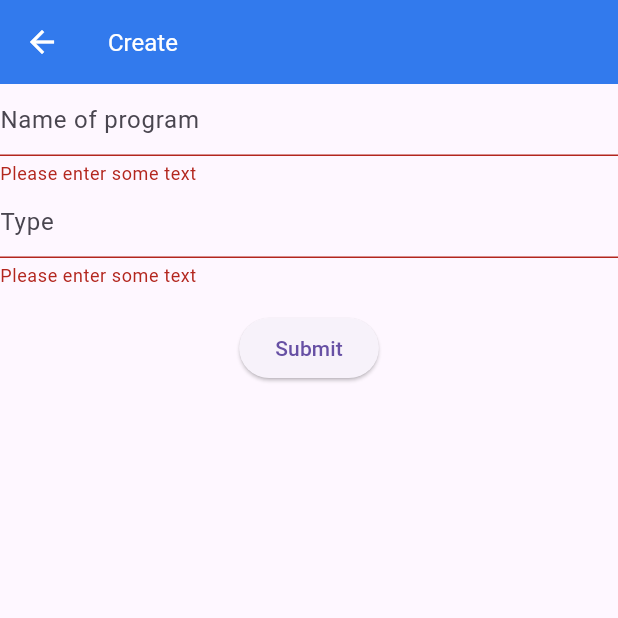
After one commit to sewaustav/flutterfitapp, a Flutter app: the CreateProgramPage screen opened by its route, after a tap on "Submit", on a phone screen of 412 x 824 dp, the top half of it. The commit adds this screen. Run offline on Flutter 3.47's test engine with Material 3 defaults, Android fonts, the light colour scheme and no system bars; our stand-ins replace flutter_svg, go_router, hive, hive_flutter, logger; accounts and stored records are empty; network calls fail.

Commit message:
add program page

```diff
--- a/lib/home_page.dart
+++ b/lib/home_page.dart
@@ -86,7 +86,7 @@ class HomePage extends StatelessWidget {
                             borderRadius: BorderRadius.circular(12),
                           ),
                           child: const Text(
-                            "Этот элемент плавно наезжает на изображение при скролле вниз.",
+                            "Your Smart Workout Companion — Track your progress, get personalized AI-powered training plans, and reach your fitness goals faster..",
                             style: TextStyle(fontSize: 16),
                           ),
                         ),
@@ -112,7 +112,7 @@ class HomePage extends StatelessWidget {
               context.go('/programs');
               break;
             case 1:
-              context.go('/exercises');
+              context.go('/exercise');
               break;
             case 2:
               context.go('/profile');
--- a/lib/main.dart
+++ b/lib/main.dart
@@ -1,5 +1,7 @@
 import 'package:flutter/material.dart';
 import 'package:flutterfitapp/pages/history/history.dart';
+import 'package:flutterfitapp/pages/program/add_exercises.dart';
+import 'package:flutterfitapp/pages/program/create_program.dart';
 import 'package:flutterfitapp/pages/program_app/exercise.dart';
 import 'package:flutterfitapp/pages/program_app/exercise_model.dart';
 import 'package:flutterfitapp/pages/program_app/list_exercise.dart';
@@ -67,6 +69,22 @@ final _router = GoRouter(
               ? const WebMobileWrapper(child: HistoryPage())
               : const HistoryPage(),
         ),
+        GoRoute(
+          path: 'create',
+          builder: (context, state) => kIsWeb
+              ? const WebMobileWrapper(child: CreateProgramPage())
+              : const CreateProgramPage(),
+        ),
+        GoRoute(
+          path: 'create_training',
+          builder: (context, state) {
+            final programId = state.extra as int; // <- получаем ID из extra
+            final page = AddExercisesPage(programId: programId.toString());
+            return kIsWeb ? WebMobileWrapper(child: page) : page;
+          },
+        ),
+
+
       ],
     ),
   ],
--- /dev/null
+++ b/lib/pages/program/create_program.dart
@@ -0,0 +1,155 @@
+import 'dart:async';
+import 'dart:convert';
+import 'dart:math';
+
+import 'package:flutter/cupertino.dart';
+import 'package:flutter/material.dart';
+import 'package:flutterfitapp/design/colors.dart';
+import 'package:go_router/go_router.dart';
+import 'package:http/http.dart' as http;
+import 'package:logger/logger.dart';
+
+final logger = Logger();
+
+class CreateProgramPage extends StatefulWidget {
+  const CreateProgramPage({super.key});
+
+  @override
+  State<CreateProgramPage> createState() => _CreateProgramPageState();
+}
+
+class _CreateProgramPageState extends State<CreateProgramPage> {
+
+  @override
+  Widget build(BuildContext context) {
+    return Scaffold(
+      appBar: AppBar(
+        backgroundColor: MyColors.blue_color,
+        title: Text('Create', style:
+        TextStyle(
+          color: Colors.white,
+          fontSize: 16,
+        ),),
+      ),
+      body: FormExercise(),
+    );
+  }
+
+}
+
+class FormExercise extends StatefulWidget {
+  const FormExercise({super.key});
+
+  @override
+  State<FormExercise> createState() => _FormExerciseState();
+}
+
+class _FormExerciseState extends State<FormExercise> {
+  final GlobalKey<FormState> _formKey = GlobalKey<FormState>();
+
+  final String token = '7eb2178a8b4c92c149cd1ea79ef02fd4240edb92';
+  final String baseUrl = 'https://dotfit.pythonanywhere.com/api/api/dprogram/';
+
+
+  Future<int> createDprogram(Map<String, dynamic> data) async {
+    try {
+        final response = await http.post(
+          Uri.parse(baseUrl),
+          headers: {
+            'Authorization': 'Token $token',  // <-- Добавьте заголовок
+            'Content-Type': 'application/json',  // Рекомендуется для JSON
+          },
+          body: jsonEncode(data),
+        );
+
+        if (response.statusCode == 201) {
+          logger.i('Success ${response.statusCode}');
+          final body = jsonDecode(response.body);
+          final id = body['id'] as int;
+          logger.i('FFFF${body['id']}');
+          return id;
+        }
+        else {
+            logger.i('Fail ${response.statusCode} ${response.body}');
+            return -1;
+        }
+    }
+    catch (e){
+      logger.i('$e');
+      return -1;
+    }
+  }
+
+  final _nameProgram = TextEditingController();
+  final _typeProgram = TextEditingController();
+
+  @override
+  void dispose() {
+    _nameProgram.dispose();
+    _typeProgram.dispose();
+  }
+
+  @override
+  Widget build(BuildContext context) {
+    return Form(
+      key: _formKey,
+      child: Column(
+        children: <Widget>[
+          TextFormField(
+            controller: _nameProgram,
+            decoration: const InputDecoration(hintText: "Name of program"),
+            validator: (String? value) {
+              if (value == null || value.isEmpty) {
+                return 'Please enter some text';
+              }
+              return null;
+            },
+          ),
+          TextFormField(
+            controller: _typeProgram,
+            decoration: const InputDecoration(hintText: "Type"),
+            validator: (String? value) {
+              if (value == null || value.isEmpty) {
+                return 'Please enter some text';
+              }
+              return null;
+            },
+          ),
+          Padding(
+            padding: const EdgeInsets.symmetric(vertical: 16.0),
+            child: ElevatedButton(
+              onPressed: () async {
+                if (_formKey.currentState!.validate()) {
+                  try {
+
+                    final programId = await createDprogram({
+                      'name': _nameProgram.text,
+                      'user': 3,
+                      'description': 'Best program',
+                      'type_of_program': _typeProgram.text,
+                    });
+
+                    if (mounted) {
+                      context.push('/create_training', extra: programId); // без :id в URL!
+
+
+
+                    }
+                  } catch (e) {
+                    if (mounted) {
+                      ScaffoldMessenger.of(context).showSnackBar(
+                        SnackBar(content: Text('Error: ${e.toString()}')),
+                      );
+                    }
+                  }
+                }
+
+              },
+              child: const Text('Submit'),
+            ),
+          ),
+        ],
+      )
+    );
+  }
+}
--- a/lib/pages/program_app/exercise.dart
+++ b/lib/pages/program_app/exercise.dart
@@ -20,7 +20,7 @@ class _ExercisePageState extends State<ExercisePage> {
   late Box<Exercise> exerciseBox;
 
   final String token = '7eb2178a8b4c92c149cd1ea79ef02fd4240edb92';
-  final String baseUrl = 'http://127.0.0.1:8000/api/api/exercise/';
+  final String baseUrl = 'https://dotfit.pythonanywhere.com/api/api/exercise/';
 
   @override
   void initState() {
--- a/lib/pages/program_app/exercise_model.dart
+++ b/lib/pages/program_app/exercise_model.dart
@@ -22,6 +22,9 @@ class Exercise {
   @HiveField(5)
   final String? img;
 
+  @HiveField(6)
+  final int? id;
+
   Exercise({
     required this.name,
     required this.muscleGroup,
@@ -29,6 +32,7 @@ class Exercise {
     this.thirdGroup,
     this.rating,
     this.img,
+    this.id
   });
 
   factory Exercise.fromJson(Map<String, dynamic> json) {
@@ -39,6 +43,7 @@ class Exercise {
       thirdGroup: json['third_group'],
       rating: json['rating'],
       img: json['img'],
+      id: json['id']
     );
   }
 }
```
Also changed, not shown: lib/pages/program/add_exercises.dart (added, +205 -0 lines), lib/pages/program/program.dart (+21 -5 lines), lib/pages/program_app/exercise_model.g.dart.
